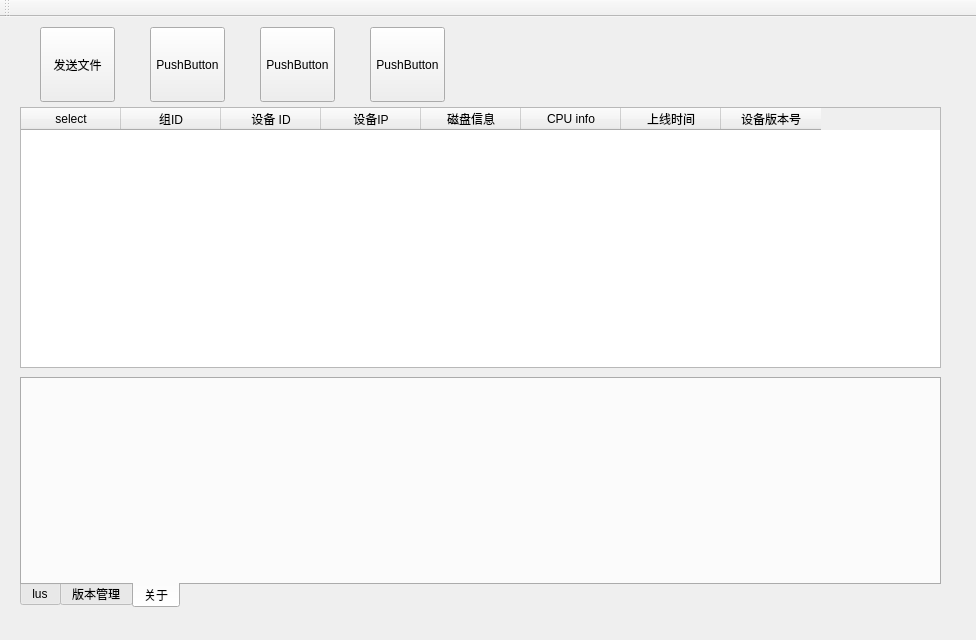
Qt form mainwindow.ui (junchao98/linux_spy) before a commit.
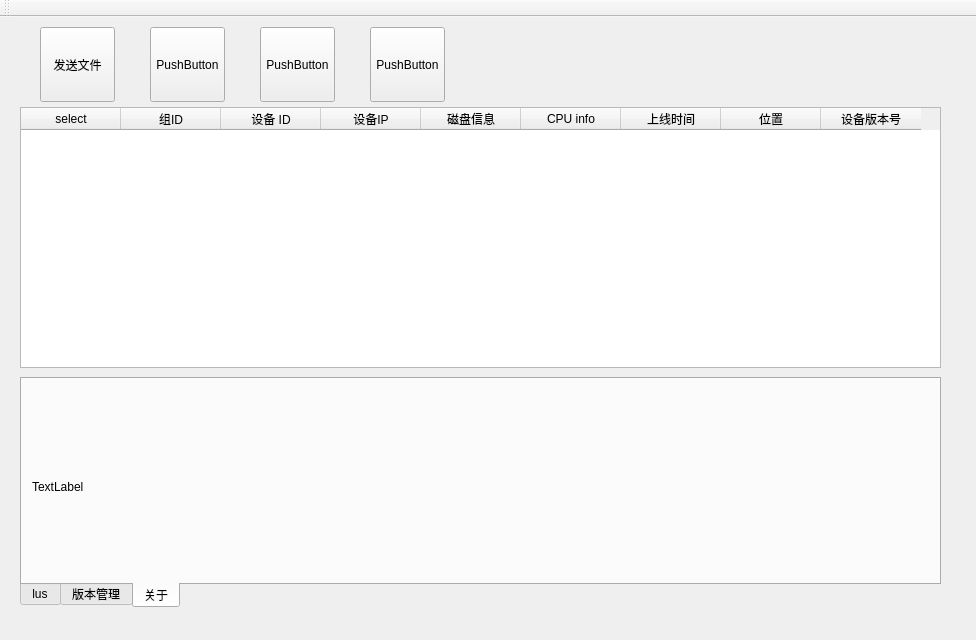
The same form after that commit. The open tabs and pages were chosen to show the change.

Diff of the .ui file:
```diff
--- a/mainwindow.ui
+++ b/mainwindow.ui
@@ -61,6 +61,11 @@
       <string>上线时间</string>
      </property>
     </column>
+    <column>
+     <property name="text">
+      <string>位置</string>
+     </property>
+    </column>
     <column>
      <property name="text">
       <string>设备版本号</string>
@@ -295,6 +300,19 @@
      <attribute name="title">
       <string>关于</string>
      </attribute>
+     <widget class="QLabel" name="label_about">
+      <property name="geometry">
+       <rect>
+        <x>10</x>
+        <y>10</y>
+        <width>888</width>
+        <height>195</height>
+       </rect>
+      </property>
+      <property name="text">
+       <string>TextLabel</string>
+      </property>
+     </widget>
     </widget>
    </widget>
    <widget class="QPushButton" name="pushButton_send_file">
```
Left out of the diff: 2 changed lines with no effect on the pictures.
